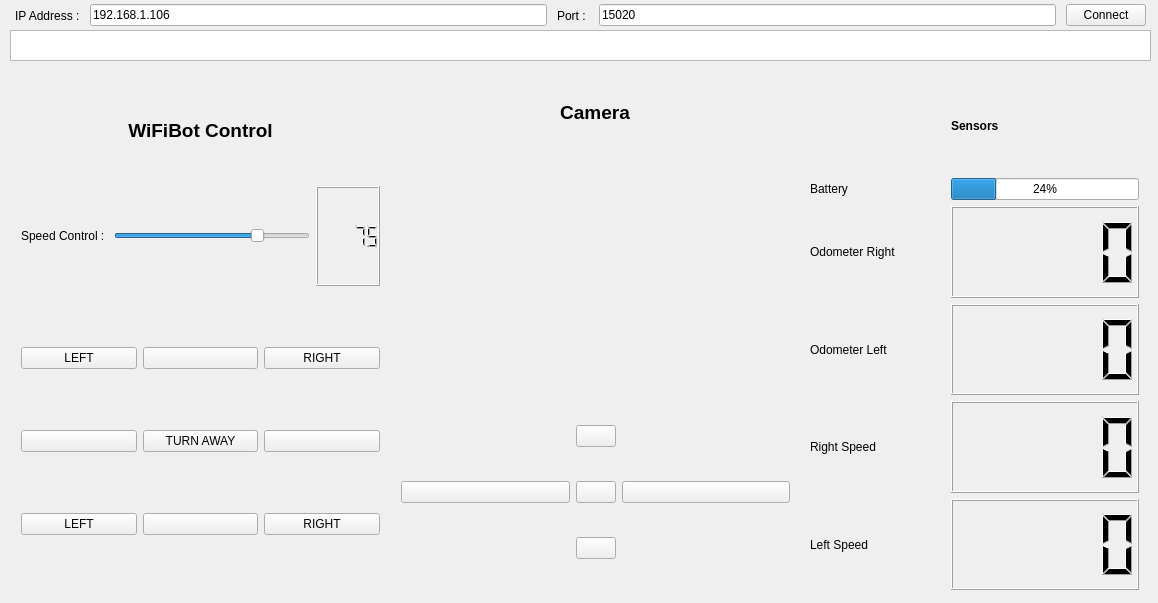
This is mainwindow.ui in Orann/projet_wifibot as Qt 5 draws it before an edit. The edited form follows.
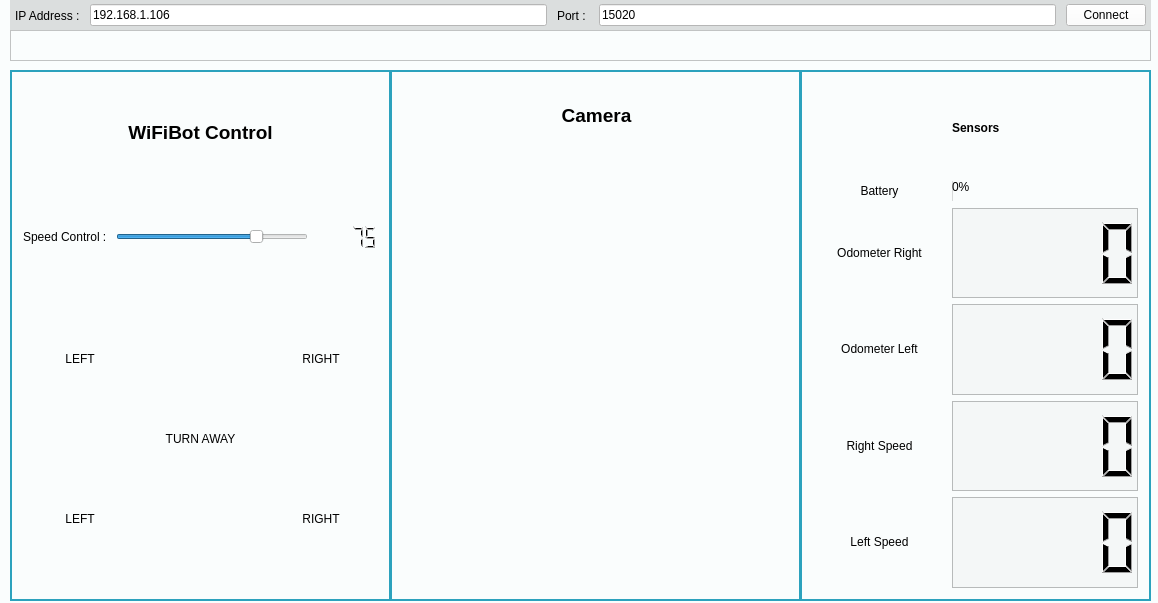
This is the edited form. Icons and pictures are not drawn.

```diff
--- a/mainwindow.ui
+++ b/mainwindow.ui
@@ -25,6 +25,9 @@
   <property name="windowTitle">
    <string>MainWindow</string>
   </property>
+  <property name="styleSheet">
+   <string notr="true">background-color: rgb(250, 253, 253);</string>
+  </property>
   <widget class="QWidget" name="centralWidget">
    <widget class="QFrame" name="horizontalFrame">
     <property name="geometry">
@@ -35,6 +38,9 @@
       <height>31</height>
      </rect>
     </property>
+    <property name="styleSheet">
+     <string notr="true">background: rgb(219, 222, 222);</string>
+    </property>
     <layout class="QHBoxLayout" name="horizontalLayout">
      <property name="spacing">
       <number>10</number>
@@ -53,6 +59,9 @@
      </property>
      <item>
       <widget class="QLabel" name="hostEdit_">
+       <property name="styleSheet">
+        <string notr="true">font: 25 italic 13pt &quot;Helvetica&quot;;</string>
+       </property>
        <property name="text">
         <string>IP Address :</string>
        </property>
@@ -60,6 +69,9 @@
      </item>
      <item>
       <widget class="QLineEdit" name="hostEdit">
+       <property name="styleSheet">
+        <string notr="true">background: white;</string>
+       </property>
        <property name="text">
         <string>192.168.1.106</string>
        </property>
@@ -67,6 +79,9 @@
      </item>
      <item>
       <widget class="QLabel" name="portEdit_">
+       <property name="styleSheet">
+        <string notr="true">font: 25 italic 13pt &quot;Helvetica&quot;;</string>
+       </property>
        <property name="text">
         <string>Port : </string>
        </property>
@@ -74,6 +89,9 @@
      </item>
      <item>
       <widget class="QLineEdit" name="portEdit">
+       <property name="styleSheet">
+        <string notr="true">background: white;</string>
+       </property>
        <property name="text">
         <string>15020</string>
        </property>
@@ -81,6 +99,9 @@
      </item>
      <item>
       <widget class="QPushButton" name="connectButton">
+       <property name="styleSheet">
+        <string notr="true">background: white;</string>
+       </property>
        <property name="text">
         <string>Connect</string>
        </property>
@@ -88,7 +109,7 @@
      </item>
     </layout>
    </widget>
-   <widget class="QWidget" name="gridLayoutWidget_2">
+   <widget class="QFrame" name="gridFrame_2">
     <property name="geometry">
      <rect>
       <x>10</x>
@@ -97,11 +118,18 @@
       <height>531</height>
      </rect>
     </property>
+    <property name="styleSheet">
+     <string notr="true">border: 2px solid rgb(44, 162, 189);</string>
+    </property>
     <layout class="QGridLayout" name="RobotLayout">
      <item row="2" column="0" colspan="3">
       <layout class="QHBoxLayout" name="horizontalLayout_2">
        <item>
         <widget class="QLabel" name="speed_">
+         <property name="styleSheet">
+          <string notr="true">font: 25 13pt &quot;Helvetica&quot;;
+border: none;</string>
+         </property>
          <property name="text">
           <string>Speed Control : </string>
          </property>
@@ -109,6 +137,9 @@
        </item>
        <item>
         <widget class="QSlider" name="speedSlider">
+         <property name="styleSheet">
+          <string notr="true">border: none;</string>
+         </property>
          <property name="maximum">
           <number>100</number>
          </property>
@@ -122,6 +153,9 @@
        </item>
        <item>
         <widget class="QLCDNumber" name="speedLCD">
+         <property name="styleSheet">
+          <string notr="true">border: none;</string>
+         </property>
          <property name="intValue" stdset="0">
           <number>75</number>
          </property>
@@ -144,6 +178,11 @@
      </item>
      <item row="1" column="1">
       <widget class="QLabel" name="label_4">
+       <property name="styleSheet">
+        <string notr="true">font: 75 13pt &quot;Helvetica&quot;;
+border:none;
+</string>
+       </property>
        <property name="text">
         <string>&lt;html&gt;&lt;head/&gt;&lt;body&gt;&lt;p align=&quot;center&quot;&gt;&lt;span style=&quot; font-size:14pt; font-weight:600;&quot;&gt;WiFiBot Control&lt;/span&gt;&lt;/p&gt;&lt;/body&gt;&lt;/html&gt;</string>
        </property>
@@ -166,6 +205,9 @@
       <layout class="QGridLayout" name="gridLayout">
        <item row="4" column="2">
         <widget class="QPushButton" name="pushButton_13">
+         <property name="styleSheet">
+          <string notr="true">border: none;</string>
+         </property>
          <property name="text">
           <string>RIGHT</string>
          </property>
@@ -176,6 +218,9 @@
        </item>
        <item row="2" column="1">
         <widget class="QPushButton" name="pushButton_9">
+         <property name="styleSheet">
+          <string notr="true">border: none;</string>
+         </property>
          <property name="text">
           <string>TURN AWAY</string>
          </property>
@@ -183,6 +228,9 @@
        </item>
        <item row="0" column="0">
         <widget class="QPushButton" name="pushButton_11">
+         <property name="styleSheet">
+          <string notr="true">border: none;</string>
+         </property>
          <property name="text">
           <string>LEFT</string>
          </property>
@@ -197,6 +245,9 @@
        </item>
        <item row="0" column="2">
         <widget class="QPushButton" name="pushButton_12">
+         <property name="styleSheet">
+          <string notr="true">border: none;</string>
+         </property>
          <property name="text">
           <string>RIGHT</string>
          </property>
@@ -207,6 +258,9 @@
        </item>
        <item row="4" column="1">
         <widget class="QPushButton" name="backwardButton">
+         <property name="styleSheet">
+          <string notr="true">border: none;</string>
+         </property>
          <property name="text">
           <string/>
          </property>
@@ -227,6 +281,9 @@
        </item>
        <item row="2" column="0">
         <widget class="QPushButton" name="leftButton">
+         <property name="styleSheet">
+          <string notr="true">border: none;</string>
+         </property>
          <property name="text">
           <string/>
          </property>
@@ -247,6 +304,9 @@
        </item>
        <item row="0" column="1">
         <widget class="QPushButton" name="forwardButton">
+         <property name="styleSheet">
+          <string notr="true">border: none;</string>
+         </property>
          <property name="text">
           <string/>
          </property>
@@ -276,7 +336,7 @@
           <bool>false</bool>
          </property>
          <property name="styleSheet">
-          <string notr="true"/>
+          <string notr="true">border: none;</string>
          </property>
          <property name="text">
           <string/>
@@ -298,6 +358,9 @@
        </item>
        <item row="4" column="0">
         <widget class="QPushButton" name="pushButton_3">
+         <property name="styleSheet">
+          <string notr="true">border: none;</string>
+         </property>
          <property name="text">
           <string>LEFT</string>
          </property>
@@ -310,7 +373,7 @@
      </item>
     </layout>
    </widget>
-   <widget class="QWidget" name="gridLayoutWidget_3">
+   <widget class="QFrame" name="gridFrame_3">
     <property name="geometry">
      <rect>
       <x>390</x>
@@ -319,6 +382,10 @@
       <height>531</height>
      </rect>
     </property>
+    <property name="styleSheet">
+     <string notr="true">border: 2px solid rgb(44, 162, 189);
+padding: 2px;</string>
+    </property>
     <layout class="QGridLayout" name="gridLayout_3">
      <item row="1" column="0">
       <spacer name="horizontalSpacer_5">
@@ -348,11 +415,40 @@
      </item>
      <item row="1" column="1">
       <widget class="QLabel" name="label_6">
+       <property name="styleSheet">
+        <string notr="true">font: 75 13pt &quot;Helvetica&quot;;
+border: none;</string>
+       </property>
        <property name="text">
         <string>&lt;html&gt;&lt;head/&gt;&lt;body&gt;&lt;p align=&quot;center&quot;&gt;&lt;span style=&quot; font-size:14pt; font-weight:600;&quot;&gt;Camera&lt;/span&gt;&lt;/p&gt;&lt;/body&gt;&lt;/html&gt;</string>
        </property>
       </widget>
      </item>
+     <item row="2" column="1">
+      <widget class="QWidget" name="gridLayout_2" native="true">
+       <property name="minimumSize">
+        <size>
+         <width>310</width>
+         <height>240</height>
+        </size>
+       </property>
+       <property name="maximumSize">
+        <size>
+         <width>310</width>
+         <height>240</height>
+        </size>
+       </property>
+       <property name="styleSheet">
+        <string notr="true">border: 2px white;
+</string>
+       </property>
+       <layout class="QGridLayout" name="gridLayout_5">
+        <item row="0" column="0">
+         <layout class="QGridLayout" name="gridLayout_6"/>
+        </item>
+       </layout>
+      </widget>
+     </item>
      <item row="3" column="0" rowspan="3" colspan="3">
       <layout class="QGridLayout" name="gridLayout_4">
        <item row="0" column="0">
@@ -370,6 +466,9 @@
        </item>
        <item row="1" column="0">
         <widget class="QPushButton" name="camLeftButton">
+         <property name="styleSheet">
+          <string notr="true">border: none;</string>
+         </property>
          <property name="text">
           <string/>
          </property>
@@ -403,6 +502,9 @@
        </item>
        <item row="1" column="2">
         <widget class="QPushButton" name="camRightButton">
+         <property name="styleSheet">
+          <string notr="true">border: none;</string>
+         </property>
          <property name="text">
           <string/>
          </property>
@@ -423,6 +525,9 @@
        </item>
        <item row="0" column="1">
         <widget class="QPushButton" name="camUpButton">
+         <property name="styleSheet">
+          <string notr="true">border: none;</string>
+         </property>
          <property name="text">
           <string/>
          </property>
@@ -443,6 +548,9 @@
        </item>
        <item row="2" column="1">
         <widget class="QPushButton" name="camDownButton">
+         <property name="styleSheet">
+          <string notr="true">border: none;</string>
+         </property>
          <property name="text">
           <string/>
          </property>
@@ -463,6 +571,9 @@
        </item>
        <item row="1" column="1">
         <widget class="QPushButton" name="camResetButton">
+         <property name="styleSheet">
+          <string notr="true">border: none;</string>
+         </property>
          <property name="text">
           <string/>
          </property>
@@ -480,27 +591,6 @@
        </item>
       </layout>
      </item>
-     <item row="2" column="1">
-      <widget class="QWidget" name="gridLayout_2" native="true">
-       <property name="minimumSize">
-        <size>
-         <width>310</width>
-         <height>240</height>
-        </size>
-       </property>
-       <property name="maximumSize">
-        <size>
-         <width>310</width>
-         <height>240</height>
-        </size>
-       </property>
-       <layout class="QGridLayout" name="gridLayout_5">
-        <item row="0" column="0">
-         <layout class="QGridLayout" name="gridLayout_6"/>
-        </item>
-       </layout>
-      </widget>
-     </item>
     </layout>
    </widget>
    <widget class="QTextBrowser" name="textBrowser">
@@ -513,16 +603,76 @@
      </rect>
     </property>
    </widget>
-   <widget class="QWidget" name="gridLayoutWidget">
+   <widget class="QFrame" name="gridFrame">
     <property name="geometry">
      <rect>
-      <x>799</x>
+      <x>800</x>
       <y>70</y>
       <width>351</width>
       <height>531</height>
      </rect>
     </property>
+    <property name="styleSheet">
+     <string notr="true">border: 2px solid rgb(44, 162, 189);</string>
+    </property>
     <layout class="QGridLayout" name="SensorsLayout">
+     <item row="5" column="1" colspan="2">
+      <widget class="QLCDNumber" name="speedR">
+       <property name="styleSheet">
+        <string notr="true">border: 1px solid rgb(183, 186, 186);
+background: rgb(244, 247, 247);</string>
+       </property>
+      </widget>
+     </item>
+     <item row="1" column="0">
+      <widget class="QLabel" name="battery_">
+       <property name="styleSheet">
+        <string notr="true">border: none;
+font: 25 13pt &quot;Helvetica&quot;;</string>
+       </property>
+       <property name="text">
+        <string>&lt;html&gt;&lt;head/&gt;&lt;body&gt;&lt;p align=&quot;center&quot;&gt;Battery&lt;/p&gt;&lt;/body&gt;&lt;/html&gt;</string>
+       </property>
+      </widget>
+     </item>
+     <item row="6" column="1" colspan="2">
+      <widget class="QLCDNumber" name="speedL">
+       <property name="styleSheet">
+        <string notr="true">border: 1px solid rgb(183, 186, 186);
+background: rgb(244, 247, 247);</string>
+       </property>
+      </widget>
+     </item>
+     <item row="2" column="0">
+      <widget class="QLabel" name="odoR_">
+       <property name="styleSheet">
+        <string notr="true">font: 25 13pt &quot;Helvetica&quot;;
+border: none;</string>
+       </property>
+       <property name="text">
+        <string>&lt;html&gt;&lt;head/&gt;&lt;body&gt;&lt;p align=&quot;center&quot;&gt;Odometer Right&lt;/p&gt;&lt;/body&gt;&lt;/html&gt;</string>
+       </property>
+      </widget>
+     </item>
+     <item row="2" column="1" colspan="2">
+      <widget class="QLCDNumber" name="odoR">
+       <property name="styleSheet">
+        <string notr="true">border: 1px solid rgb(183, 186, 186);
+background: rgb(244, 247, 247);</string>
+       </property>
+      </widget>
+     </item>
+     <item row="0" column="1">
+      <widget class="QLabel" name="Sensors_">
+       <property name="styleSheet">
+        <string notr="true">border: none;
+font: 75 13pt &quot;Helvetica&quot;;</string>
+       </property>
+       <property name="text">
+        <string>&lt;html&gt;&lt;head/&gt;&lt;body&gt;&lt;p&gt;&lt;span style=&quot; font-weight:600;&quot;&gt;Sensors&lt;/span&gt;&lt;/p&gt;&lt;/body&gt;&lt;/html&gt;</string>
+       </property>
+      </widget>
+     </item>
      <item row="0" column="2">
       <spacer name="horizontalSpacer_2">
        <property name="orientation">
@@ -549,66 +699,56 @@
        </property>
       </spacer>
      </item>
-     <item row="4" column="0">
+     <item row="5" column="0">
       <widget class="QLabel" name="speedR_">
-       <property name="text">
-        <string>Right Speed</string>
+       <property name="styleSheet">
+        <string notr="true">border: none;
+font: 25 13pt &quot;Helvetica&quot;;</string>
        </property>
-      </widget>
-     </item>
-     <item row="2" column="0">
-      <widget class="QLabel" name="odoR_">
        <property name="text">
-        <string>Odometer Right</string>
+        <string>&lt;html&gt;&lt;head/&gt;&lt;body&gt;&lt;p align=&quot;center&quot;&gt;Right Speed&lt;/p&gt;&lt;/body&gt;&lt;/html&gt;</string>
        </property>
       </widget>
      </item>
-     <item row="1" column="0">
-      <widget class="QLabel" name="battery_">
+     <item row="6" column="0">
+      <widget class="QLabel" name="speedL_">
+       <property name="styleSheet">
+        <string notr="true">border: none;
+font: 25 13pt &quot;Helvetica&quot;;</string>
+       </property>
        <property name="text">
-        <string>Battery</string>
+        <string>&lt;html&gt;&lt;head/&gt;&lt;body&gt;&lt;p align=&quot;center&quot;&gt;Left Speed&lt;/p&gt;&lt;/body&gt;&lt;/html&gt;</string>
        </property>
       </widget>
      </item>
      <item row="1" column="1" colspan="2">
       <widget class="QProgressBar" name="battery">
+       <property name="styleSheet">
+        <string notr="true">border: none;</string>
+       </property>
        <property name="value">
-        <number>24</number>
+        <number>0</number>
        </property>
       </widget>
      </item>
      <item row="3" column="0">
       <widget class="QLabel" name="odoL_">
-       <property name="text">
-        <string>Odometer Left</string>
+       <property name="styleSheet">
+        <string notr="true">border: none;
+font: 25 13pt &quot;Helvetica&quot;;</string>
        </property>
-      </widget>
-     </item>
-     <item row="0" column="1">
-      <widget class="QLabel" name="Sensors_">
        <property name="text">
-        <string>&lt;html&gt;&lt;head/&gt;&lt;body&gt;&lt;p&gt;&lt;span style=&quot; font-weight:600;&quot;&gt;Sensors&lt;/span&gt;&lt;/p&gt;&lt;/body&gt;&lt;/html&gt;</string>
+        <string>&lt;html&gt;&lt;head/&gt;&lt;body&gt;&lt;p align=&quot;center&quot;&gt;Odometer Left&lt;/p&gt;&lt;/body&gt;&lt;/html&gt;</string>
        </property>
       </widget>
      </item>
-     <item row="5" column="0">
-      <widget class="QLabel" name="speedL_">
-       <property name="text">
-        <string>Left Speed</string>
-       </property>
-      </widget>
-     </item>
-     <item row="2" column="1" colspan="2">
-      <widget class="QLCDNumber" name="odoR"/>
-     </item>
      <item row="3" column="1" colspan="2">
-      <widget class="QLCDNumber" name="odoL"/>
-     </item>
-     <item row="4" column="1" colspan="2">
-      <widget class="QLCDNumber" name="speedR"/>
-     </item>
-     <item row="5" column="1" colspan="2">
-      <widget class="QLCDNumber" name="speedL"/>
+      <widget class="QLCDNumber" name="odoL">
+       <property name="styleSheet">
+        <string notr="true">border: 1px solid rgb(183, 186, 186);
+background: rgb(244, 247, 247);</string>
+       </property>
+      </widget>
      </item>
     </layout>
    </widget>
```
